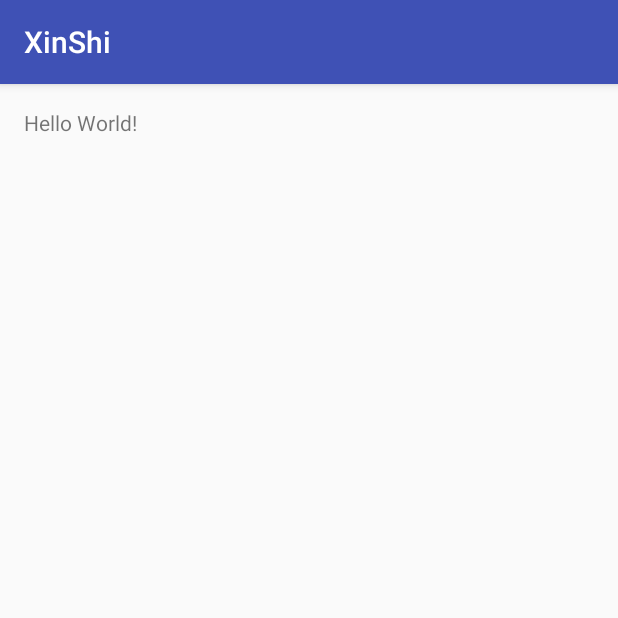
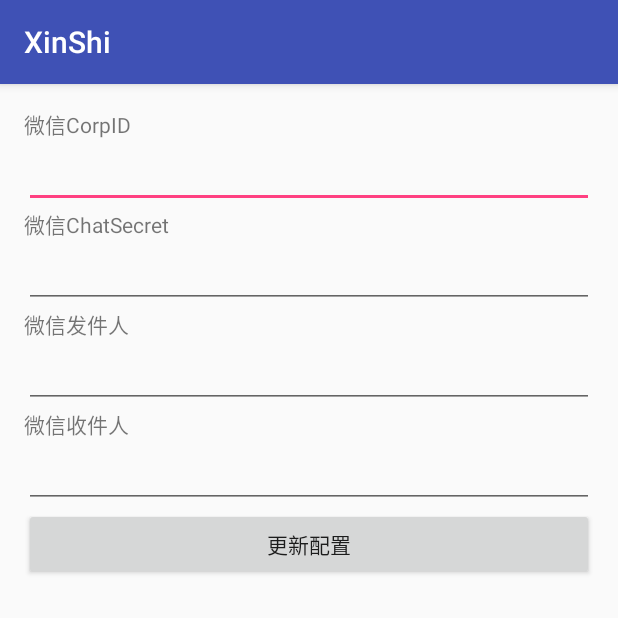
Before and after one commit to athurg/xinshi, an Android app: the screen it shows after launch (MainActivity), on a phone screen of 412 x 824 dp, the top half of it. Run offline under Robolectric (Android 15) with nearby library versions, the phone set to English and light mode, and no system bars.

Commit message:
Add preference edit support

```diff
--- a/app/src/main/java/org/gooth/xinshi/MainActivity.java
+++ b/app/src/main/java/org/gooth/xinshi/MainActivity.java
@@ -1,7 +1,11 @@
 package org.gooth.xinshi;
 
+import android.content.SharedPreferences;
+import android.content.SharedPreferences.Editor;
 import android.support.v7.app.AppCompatActivity;
 import android.os.Bundle;
+import android.view.View;
+import android.widget.EditText;
 
 public class MainActivity extends AppCompatActivity {
 
@@ -9,5 +13,45 @@ public class MainActivity extends AppCompatActivity {
     protected void onCreate(Bundle savedInstanceState) {
         super.onCreate(savedInstanceState);
         setContentView(R.layout.activity_main);
+        loadPreference();
+    }
+
+    //加载现有配置
+    void loadPreference() {
+        EditText editText;
+        SharedPreferences preference = getSharedPreferences("wechat_config", MODE_PRIVATE);
+
+        editText = (EditText) findViewById(R.id.corpIdEditText);
+        editText.setText(preference.getString("wechat_corp_id", ""));
+
+        editText = (EditText) findViewById(R.id.chatSecretEditText);
+        editText.setText(preference.getString("wechat_chat_secret", ""));
+
+        editText = (EditText) findViewById(R.id.senderEditText);
+        editText.setText(preference.getString("wechat_notify_sender", ""));
+
+        editText = (EditText) findViewById(R.id.receiverEditText);
+        editText.setText(preference.getString("wechat_notify_receiver", ""));
+    }
+
+    //更新配置按钮回调函数
+    public void updatePreferences(View view) {
+        SharedPreferences preference = getSharedPreferences("wechat_config", MODE_PRIVATE);
+        Editor editor = preference.edit();
+
+        EditText editText;
+        editText = (EditText) findViewById(R.id.corpIdEditText);
+        editor.putString("wechat_corp_id", editText.getText().toString());
+
+        editText = (EditText) findViewById(R.id.chatSecretEditText);
+        editor.putString("wechat_chat_secret", editText.getText().toString());
+
+        editText = (EditText) findViewById(R.id.senderEditText);
+        editor.putString("wechat_notify_sender", editText.getText().toString());
+
+        editText = (EditText) findViewById(R.id.receiverEditText);
+        editor.putString("wechat_notify_receiver", editText.getText().toString());
+
+        editor.apply();
     }
 }
--- a/app/src/main/res/layout/activity_main.xml
+++ b/app/src/main/res/layout/activity_main.xml
@@ -10,8 +10,77 @@
     android:paddingTop="@dimen/activity_vertical_margin"
     tools:context="org.gooth.xinshi.MainActivity">
 
-    <TextView
-        android:layout_width="wrap_content"
-        android:layout_height="wrap_content"
-        android:text="Hello World!" />
+    <LinearLayout
+        android:orientation="vertical"
+        android:layout_width="match_parent"
+        android:layout_height="match_parent"
+        android:layout_alignParentRight="true"
+        android:layout_alignParentEnd="true"
+        android:layout_alignParentTop="true"
+        android:layout_alignParentBottom="true">
+
+        <TextView
+            android:text="微信CorpID"
+            android:layout_width="match_parent"
+            android:layout_height="wrap_content"
+            android:id="@+id/corpIdTextView" />
+
+        <EditText
+            android:layout_width="match_parent"
+            android:layout_height="wrap_content"
+            android:inputType="text"
+            android:text="corpid"
+            android:ems="10"
+            android:id="@+id/corpIdEditText" />
+
+        <TextView
+            android:text="微信ChatSecret"
+            android:layout_width="match_parent"
+            android:layout_height="wrap_content"
+            android:id="@+id/chatSecretTextView" />
+
+        <EditText
+            android:layout_width="match_parent"
+            android:layout_height="wrap_content"
+            android:inputType="text"
+            android:text="Name"
+            android:ems="10"
+            android:id="@+id/chatSecretEditText" />
+
+        <TextView
+            android:text="微信发件人"
+            android:layout_width="match_parent"
+            android:layout_height="wrap_content"
+            android:id="@+id/senderTextView" />
+
+        <EditText
+            android:layout_width="match_parent"
+            android:layout_height="wrap_content"
+            android:inputType="text"
+            android:text="Name"
+            android:ems="10"
+            android:id="@+id/senderEditText" />
+
+        <TextView
+            android:text="微信收件人"
+            android:layout_width="match_parent"
+            android:layout_height="wrap_content"
+            android:id="@+id/receiverTextView" />
+
+        <EditText
+            android:layout_width="match_parent"
+            android:layout_height="wrap_content"
+            android:inputType="text"
+            android:text="Name"
+            android:ems="10"
+            android:id="@+id/receiverEditText" />
+
+        <Button
+            android:text="更新配置"
+            android:layout_width="match_parent"
+            android:layout_height="wrap_content"
+            android:id="@+id/button"
+            android:onClick="updatePreferences" />
+
+    </LinearLayout>
 </RelativeLayout>
```
